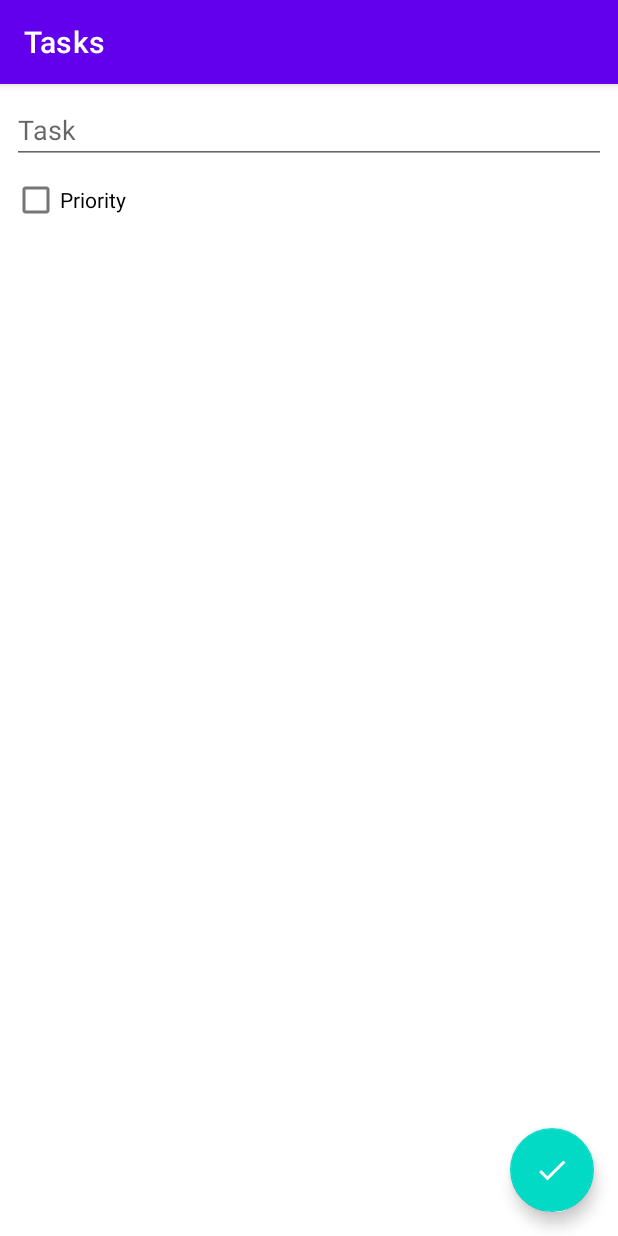
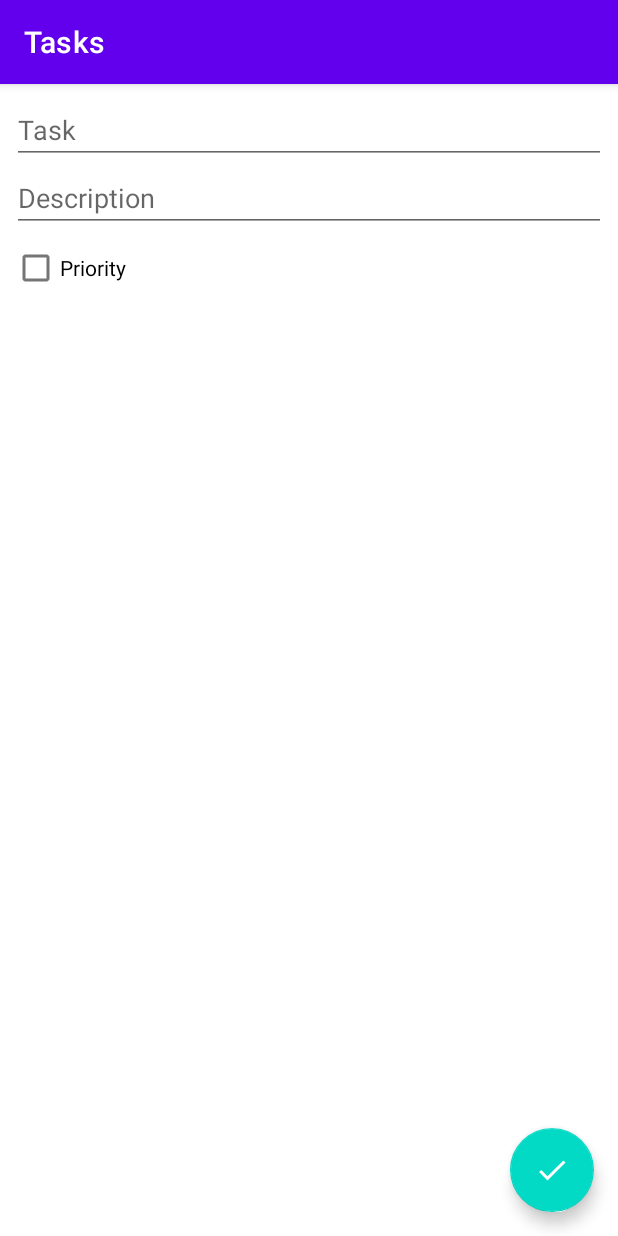
Before and after one commit to FerFilho23/To-Do-List-Android-App, an Android app: the fragment AddEditTaskFragment placed in its activity, on a phone screen of 412 x 824 dp. Run offline under Robolectric (Android 15) with nearby library versions, the phone set to English and light mode, and no system bars; our stand-ins replace Dagger/Hilt's generated code, Room's generated code, navigation-ui; libraries missing offline, so code that uses them is left out: androidx.hilt, androidx.hilt.lifecycle; 4 statements that could not run were skipped.

Commit message:
Finalizando o app: inserindo a descricao

```diff
--- a/app/src/main/java/com/codinginflow/mvvmtodo/model/TaskDatabase.kt
+++ b/app/src/main/java/com/codinginflow/mvvmtodo/model/TaskDatabase.kt
@@ -25,7 +25,7 @@ abstract class TaskDatabase : RoomDatabase(){
             val dao = database.get().taskDao()
 
             applicationScope.launch {
-                dao.insert(Task("Wash the dishes", priority = true, "wash the plates and cups", completed = false)) //TODO: tasks teste
+                dao.insert(Task("Wash the dishes", priority = true, "wash the plates and cups", completed = false)) //Testando as tasks
                 dao.insert(Task("Call Mom", priority = true, "(19)999999999", completed = true))
                 dao.insert(Task("Terminar o app", priority = false, "Corrigir os bugs", completed = false))
                 dao.insert(Task("Estudar Kotlin", priority = false, "", completed = true))
--- a/app/src/main/java/com/codinginflow/mvvmtodo/view/AddEditTaskFragment.kt
+++ b/app/src/main/java/com/codinginflow/mvvmtodo/view/AddEditTaskFragment.kt
@@ -30,6 +30,7 @@ class AddEditTaskFragment : Fragment(R.layout.fragment_add_edit_task) {
 
         binding.apply {
             editTextTaskName.setText(viewModel.taskName)
+            editTextTaskDescription.setText(viewModel.taskDescription)
             checkboxPriority.isChecked = viewModel.taskPriority
             checkboxPriority.jumpDrawablesToCurrentState()
             textViewDateCreated.isVisible = viewModel.task != null
@@ -37,6 +38,10 @@ class AddEditTaskFragment : Fragment(R.layout.fragment_add_edit_task) {
 
             editTextTaskName.addTextChangedListener {
                 viewModel.taskName = it.toString()
+            }
+
+            editTextTaskDescription.addTextChangedListener {
+                viewModel.taskDescription = it.toString()
             }
 
             checkboxPriority.setOnCheckedChangeListener{ _, isChecked ->
--- a/app/src/main/java/com/codinginflow/mvvmtodo/viewmodel/AddEditTaskViewModel.kt
+++ b/app/src/main/java/com/codinginflow/mvvmtodo/viewmodel/AddEditTaskViewModel.kt
@@ -26,6 +26,12 @@ class AddEditTaskViewModel @ViewModelInject constructor(
             state.set("taskName", value)
         }
 
+    var taskDescription = state.get<String>("taskDescription") ?: task?.description ?: ""
+        set(value) {
+            field = value
+            state.set("taskDescription", value)
+        }
+
     var taskPriority = state.get<Boolean>("taskPriority") ?: task?.priority ?: false
         set(value) {
             field = value
@@ -42,11 +48,10 @@ class AddEditTaskViewModel @ViewModelInject constructor(
         }
 
         if (task != null) {
-
-            val updatedTask = task.copy(name = taskName, priority = taskPriority)
+            val updatedTask = task.copy(name = taskName, priority = taskPriority, taskDescription)
             updateTask(updatedTask)
         } else {
-            val newTask = Task(taskName, taskPriority)
+            val newTask = Task(taskName, taskPriority, taskDescription)
             createTask(newTask)
         }
     }
--- a/app/src/main/res/layout/fragment_add_edit_task.xml
+++ b/app/src/main/res/layout/fragment_add_edit_task.xml
@@ -18,6 +18,13 @@
             android:hint="Task"
             android:inputType="text" />
 
+        <EditText
+            android:id="@+id/edit_text_task_description"
+            android:layout_width="match_parent"
+            android:layout_height="wrap_content"
+            android:hint="Description"
+            android:inputType="text" />
+
         <CheckBox
             android:id="@+id/checkbox_priority"
             android:layout_width="match_parent"
@@ -29,6 +36,7 @@
             android:layout_width="wrap_content"
             android:layout_height="wrap_content"
             android:text="Creation Date: " />
+
 
     </LinearLayout>
 
```
